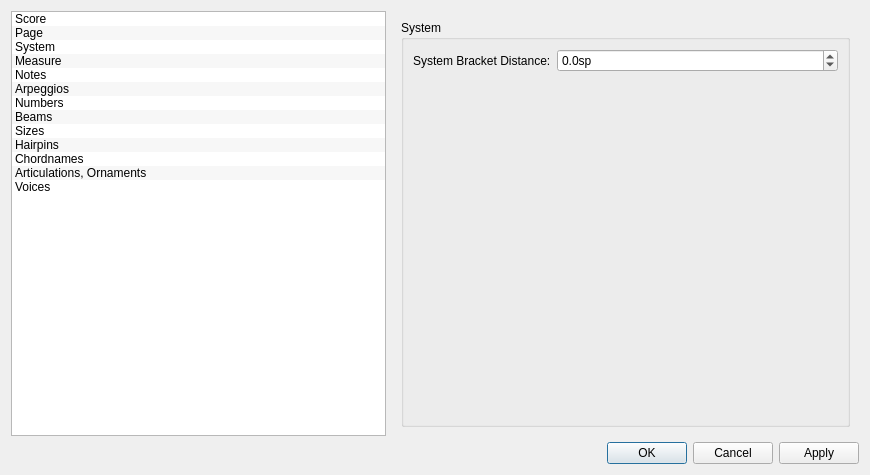
The window that mscore/mscore/editstyle.ui (musescore/musescore-old) describes before a commit, drawn with Qt 5.
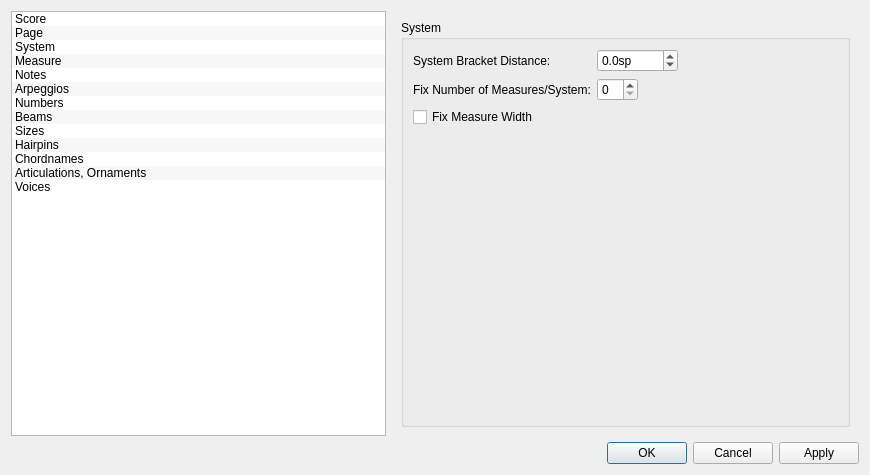
The same window after the commit. The open tabs and pages were chosen to show the change. Icons and pictures are not drawn.

Diff of the .ui file:
```diff
--- a/mscore/mscore/editstyle.ui
+++ b/mscore/mscore/editstyle.ui
@@ -668,6 +668,9 @@
          <layout class="QVBoxLayout" name="verticalLayout_2">
           <item>
            <layout class="QFormLayout" name="formLayout">
+            <property name="fieldGrowthPolicy">
+             <enum>QFormLayout::ExpandingFieldsGrow</enum>
+            </property>
             <item row="0" column="0">
              <widget class="QLabel" name="label_52">
               <property name="text">
@@ -697,6 +700,23 @@
               </property>
              </widget>
             </item>
+            <item row="1" column="0">
+             <widget class="QLabel" name="label_29">
+              <property name="text">
+               <string>Fix Number of Measures/System:</string>
+              </property>
+             </widget>
+            </item>
+            <item row="2" column="0">
+             <widget class="QCheckBox" name="fixMeasureWidth">
+              <property name="text">
+               <string>Fix Measure Width</string>
+              </property>
+             </widget>
+            </item>
+            <item row="1" column="1">
+             <widget class="QSpinBox" name="fixNumberMeasures"/>
+            </item>
            </layout>
           </item>
          </layout>
```
Left out of the diff: 2 changed lines with no effect on the pictures.
